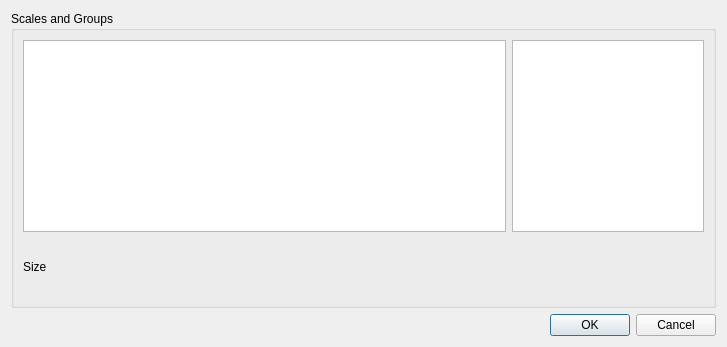
Before: the Qt Designer form ilastik/gui/dlgFeature.ui in ilastik/ilastik-0.5, drawn with Qt 5.
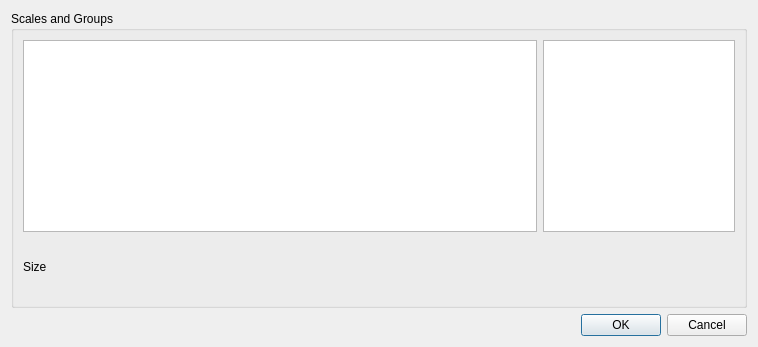
After: the same form once the commit is applied. Icons and pictures are not drawn.

Commit message: changed featureDlg.ui to fit new layout

What changed in the file:
```diff
--- a/ilastik/gui/dlgFeature.ui
+++ b/ilastik/gui/dlgFeature.ui
@@ -6,7 +6,7 @@
    <rect>
     <x>0</x>
     <y>0</y>
-    <width>727</width>
+    <width>758</width>
     <height>347</height>
    </rect>
   </property>
```
